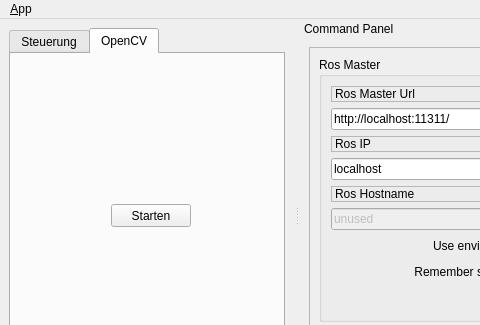
Qt form ui/main_window.ui (OliverSuchan/EasyCopter) before a commit; both pictures show x 0 to 480 and y 0 to 325 of the 625 by 410 pixel window.
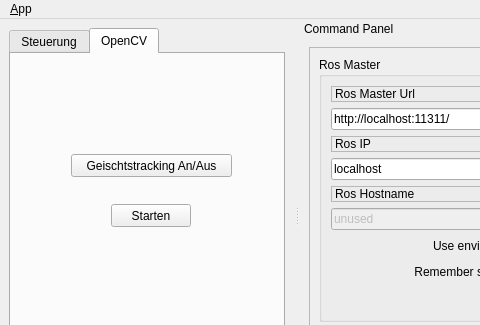
The same form after that commit. The open tabs and pages were chosen to show the change. Icons and pictures are not drawn.

The edit to the form file:
```diff
--- a/ui/main_window.ui
+++ b/ui/main_window.ui
@@ -62,6 +62,19 @@
          <string>Starten</string>
         </property>
        </widget>
+       <widget class="QPushButton" name="pushButton_2">
+        <property name="geometry">
+         <rect>
+          <x>60</x>
+          <y>100</y>
+          <width>161</width>
+          <height>23</height>
+         </rect>
+        </property>
+        <property name="text">
+         <string>Geischtstracking An/Aus</string>
+        </property>
+       </widget>
       </widget>
      </widget>
     </item>
```
